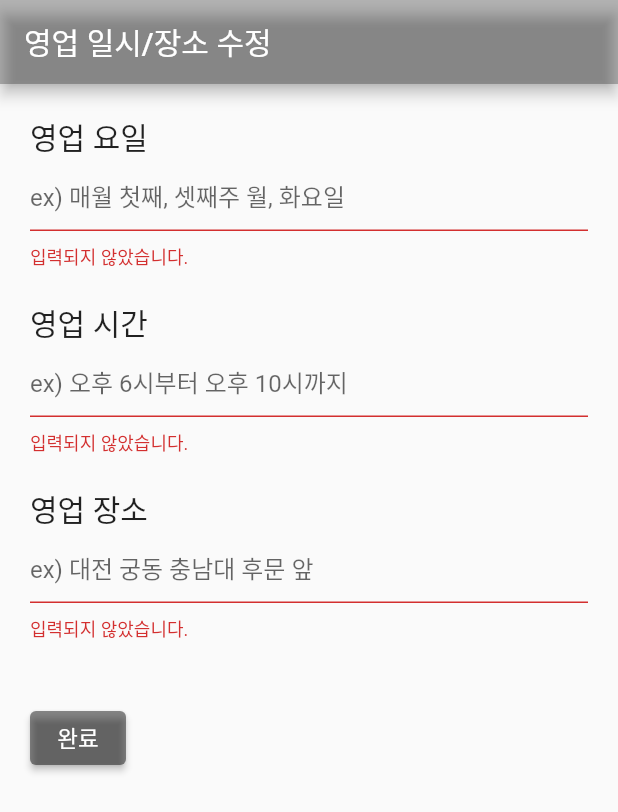
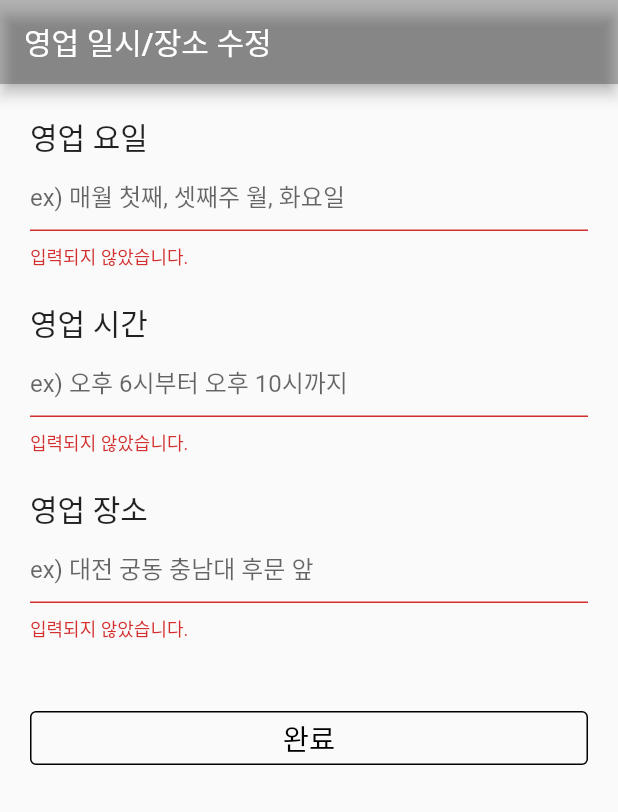
Before and after one commit to comalmot/2022-01-BasicProjectLab, a Flutter app: the timeEdit screen opened directly, on a phone screen of 412 x 824 dp. Shown: the top 812 px of the screen. Run offline on Flutter 3.47's test engine with Material 2 defaults, Android fonts, the phone set to English and light mode, and no system bars; our stand-ins replace image_picker.

Commit message:
영업 일시, 장소 수정 4

```diff
--- a/lib/boong_timeEdit.dart
+++ b/lib/boong_timeEdit.dart
@@ -101,7 +101,12 @@ class timeEditState extends State<timeEdit> {
                   },
                 ),
                 const SizedBox(height: 40.0,),
-                ElevatedButton(
+                Container(
+                  width: 1000,
+                  child: Column(
+                    crossAxisAlignment: CrossAxisAlignment.stretch,
+                    children: <Widget>[
+                      OutlinedButton(
                         onPressed: () {
                           if (formKey.currentState!.validate()) {
                             formKey.currentState!.save();
@@ -110,14 +115,12 @@ class timeEditState extends State<timeEdit> {
                             );
                           }
                         },
-                  style: ButtonStyle(
-                    textStyle: MaterialStateProperty.all(
-                        TextStyle(fontSize: 15, color: Colors.white)),
-                    backgroundColor:
-                    MaterialStateProperty.all(Colors.black45),
+                        style: OutlinedButton.styleFrom(side: BorderSide(width: 1.0, color: Colors.black),),
+                        child: const Text('완료', style: TextStyle(color: Colors.black, fontSize: 19), ),
+                      )
+                    ],
+                  )
                 ),
-                  child: const Text('완료'),
-                )
 
               ],
            )
```
Lines whose indentation alone changed are shown as unchanged.
